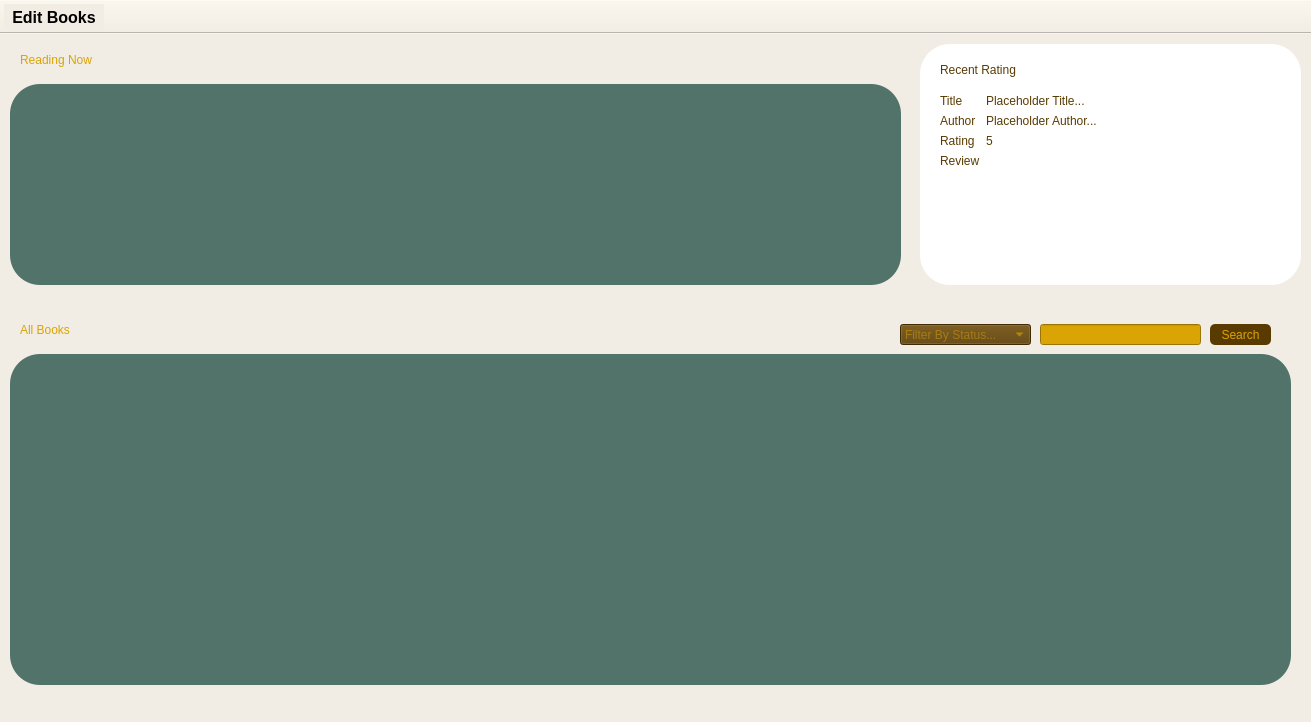
First picture: the form in mainwindow.ui, repository dietcokechan/Bookshelf-Widget, before the edit.
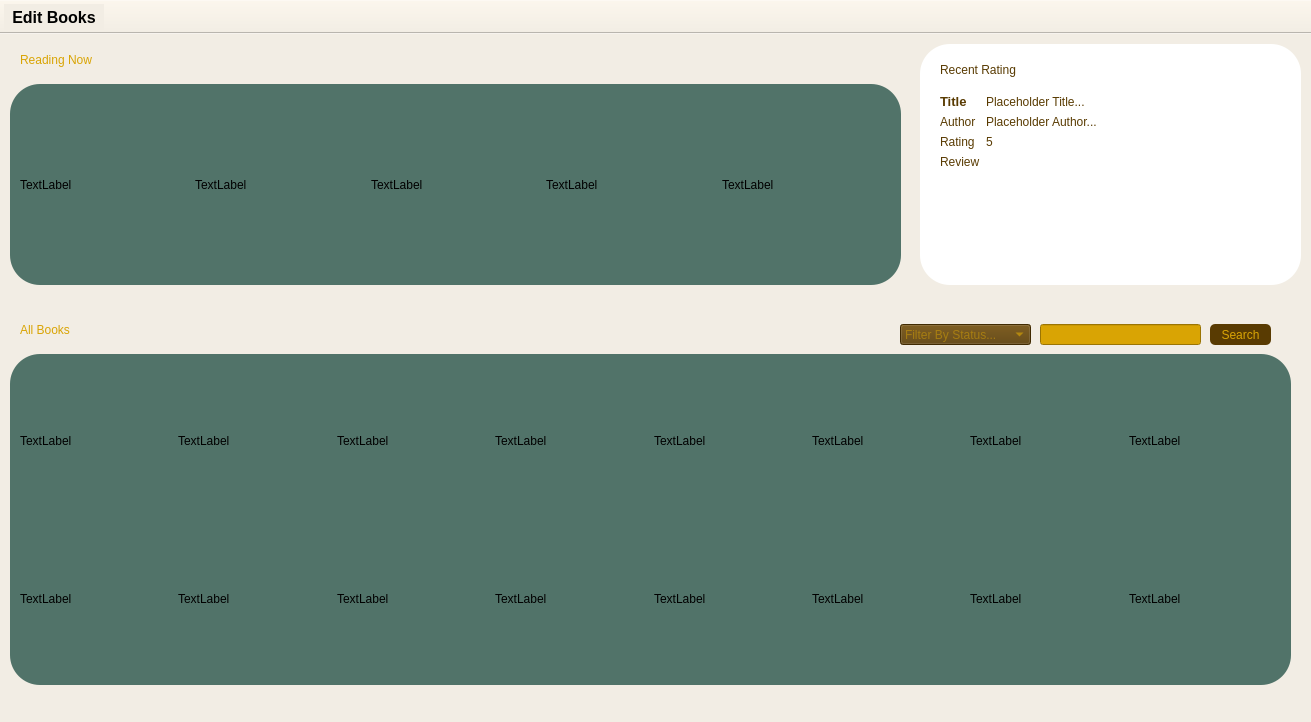
Second picture: the form after the edit. Icons and pictures are not drawn.

Patch:
```diff
--- a/mainwindow.ui
+++ b/mainwindow.ui
@@ -57,7 +57,43 @@
        <height>181</height>
       </rect>
      </property>
-     <layout class="QHBoxLayout" name="horizontalLayout"/>
+     <layout class="QHBoxLayout" name="horizontalLayout">
+      <item>
+       <widget class="QLabel" name="label_13">
+        <property name="text">
+         <string>TextLabel</string>
+        </property>
+       </widget>
+      </item>
+      <item>
+       <widget class="QLabel" name="label_15">
+        <property name="text">
+         <string>TextLabel</string>
+        </property>
+       </widget>
+      </item>
+      <item>
+       <widget class="QLabel" name="label_12">
+        <property name="text">
+         <string>TextLabel</string>
+        </property>
+       </widget>
+      </item>
+      <item>
+       <widget class="QLabel" name="label_14">
+        <property name="text">
+         <string>TextLabel</string>
+        </property>
+       </widget>
+      </item>
+      <item>
+       <widget class="QLabel" name="label_11">
+        <property name="text">
+         <string>TextLabel</string>
+        </property>
+       </widget>
+      </item>
+     </layout>
     </widget>
    </widget>
    <widget class="QFrame" name="RecentRating">
@@ -108,6 +144,14 @@
      <layout class="QFormLayout" name="formLayout">
       <item row="0" column="0">
        <widget class="QLabel" name="label_3">
+        <property name="font">
+         <font>
+          <family>Arial</family>
+          <pointsize>10</pointsize>
+          <italic>false</italic>
+          <bold>true</bold>
+         </font>
+        </property>
         <property name="styleSheet">
          <string notr="true">color: rgb(89, 59, 2);</string>
         </property>
@@ -207,7 +251,120 @@
        <height>311</height>
       </rect>
      </property>
-     <layout class="QGridLayout" name="gridLayout_2"/>
+     <layout class="QGridLayout" name="gridLayout_2">
+      <item row="1" column="6">
+       <widget class="QLabel" name="label_16">
+        <property name="text">
+         <string>TextLabel</string>
+        </property>
+       </widget>
+      </item>
+      <item row="0" column="6">
+       <widget class="QLabel" name="label_17">
+        <property name="text">
+         <string>TextLabel</string>
+        </property>
+       </widget>
+      </item>
+      <item row="1" column="5">
+       <widget class="QLabel" name="label_20">
+        <property name="text">
+         <string>TextLabel</string>
+        </property>
+       </widget>
+      </item>
+      <item row="0" column="5">
+       <widget class="QLabel" name="label_21">
+        <property name="text">
+         <string>TextLabel</string>
+        </property>
+       </widget>
+      </item>
+      <item row="1" column="7">
+       <widget class="QLabel" name="label_19">
+        <property name="text">
+         <string>TextLabel</string>
+        </property>
+       </widget>
+      </item>
+      <item row="1" column="4">
+       <widget class="QLabel" name="label_22">
+        <property name="text">
+         <string>TextLabel</string>
+        </property>
+       </widget>
+      </item>
+      <item row="1" column="3">
+       <widget class="QLabel" name="label_23">
+        <property name="text">
+         <string>TextLabel</string>
+        </property>
+       </widget>
+      </item>
+      <item row="0" column="7">
+       <widget class="QLabel" name="label_18">
+        <property name="text">
+         <string>TextLabel</string>
+        </property>
+       </widget>
+      </item>
+      <item row="1" column="2">
+       <widget class="QLabel" name="label_24">
+        <property name="text">
+         <string>TextLabel</string>
+        </property>
+       </widget>
+      </item>
+      <item row="1" column="1">
+       <widget class="QLabel" name="label_25">
+        <property name="text">
+         <string>TextLabel</string>
+        </property>
+       </widget>
+      </item>
+      <item row="1" column="0">
+       <widget class="QLabel" name="label_26">
+        <property name="text">
+         <string>TextLabel</string>
+        </property>
+       </widget>
+      </item>
+      <item row="0" column="0">
+       <widget class="QLabel" name="label_27">
+        <property name="text">
+         <string>TextLabel</string>
+        </property>
+       </widget>
+      </item>
+      <item row="0" column="1">
+       <widget class="QLabel" name="label_28">
+        <property name="text">
+         <string>TextLabel</string>
+        </property>
+       </widget>
+      </item>
+      <item row="0" column="2">
+       <widget class="QLabel" name="label_29">
+        <property name="text">
+         <string>TextLabel</string>
+        </property>
+       </widget>
+      </item>
+      <item row="0" column="3">
+       <widget class="QLabel" name="label_30">
+        <property name="text">
+         <string>TextLabel</string>
+        </property>
+       </widget>
+      </item>
+      <item row="0" column="4">
+       <widget class="QLabel" name="label_31">
+        <property name="text">
+         <string>TextLabel</string>
+        </property>
+       </widget>
+      </item>
+     </layout>
     </widget>
    </widget>
    <widget class="QLabel" name="label">
```
Left out of the diff: 18 changed lines with no effect on the pictures.
